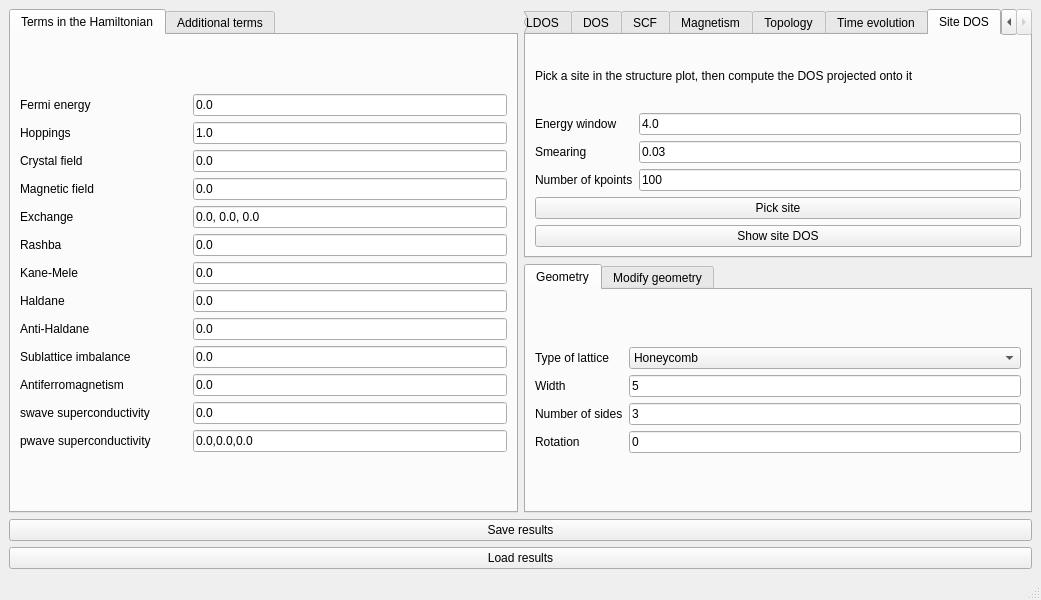
joselado/quantum-lattice, file interface-pyqt/0d/interface.ui: the form before one commit.
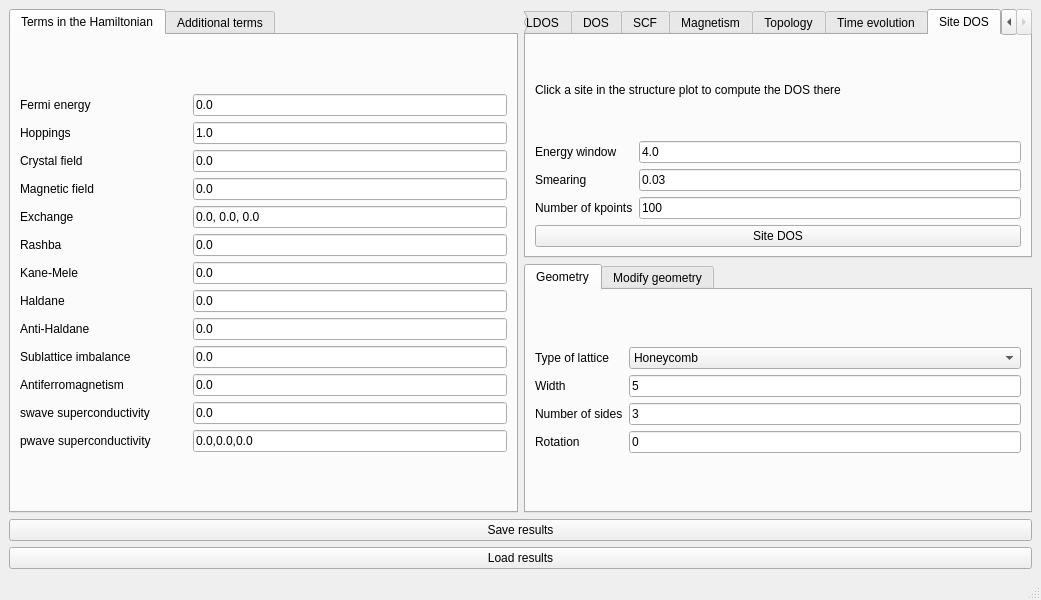
The form after the commit. The open tabs and pages were chosen to show the change. Custom widgets are drawn as their Qt base class.

Commit message: Make Site DOS a single interactive view instead of two separate steps

```diff
--- a/interface-pyqt/0d/interface.ui
+++ b/interface-pyqt/0d/interface.ui
@@ -1178,7 +1178,7 @@
         <item>
          <widget class="BodyLabel" name="label_site_dos_info">
           <property name="text">
-           <string>Pick a site in the structure plot, then compute the DOS projected onto it</string>
+           <string>Click a site in the structure plot to compute the DOS there</string>
           </property>
           <property name="wordWrap">
            <bool>true</bool>
@@ -1231,20 +1231,10 @@
           </item>
          </layout>
         </item>
-        <item>
-         <widget class="PushButton" name="select_site_dos">
-          <property name="toolTip">
-           <string>Click a site in the structure plot to select it</string>
-          </property>
-          <property name="text">
-           <string>Pick site</string>
-          </property>
-         </widget>
-        </item>
         <item>
          <widget class="PushButton" name="show_site_dos">
           <property name="text">
-           <string>Show site DOS</string>
+           <string>Site DOS</string>
           </property>
          </widget>
         </item>
```
The commit also changes 30 other files.
